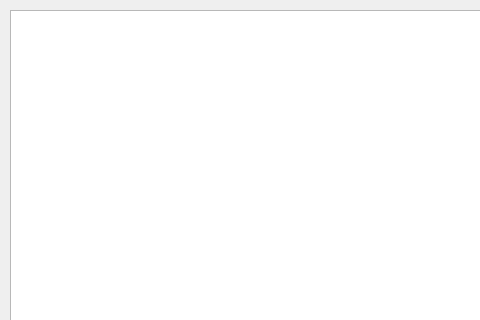
The window that window.ui (StepanTWL/mPDK) describes before a commit, drawn with Qt 5; both pictures show x 0 to 480 and y 0 to 320 of the 1096 by 588 pixel window.
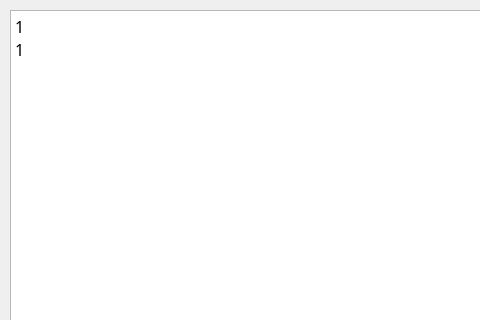
The same window after the commit.

```diff
--- a/window.ui
+++ b/window.ui
@@ -90,7 +90,8 @@
          <string>&lt;html&gt;&lt;head/&gt;&lt;body&gt;&lt;p&gt;&lt;br/&gt;&lt;/p&gt;&lt;/body&gt;&lt;/html&gt;</string>
         </property>
         <property name="plainText">
-         <string/>
+         <string>1
+1</string>
         </property>
        </widget>
       </item>
```
